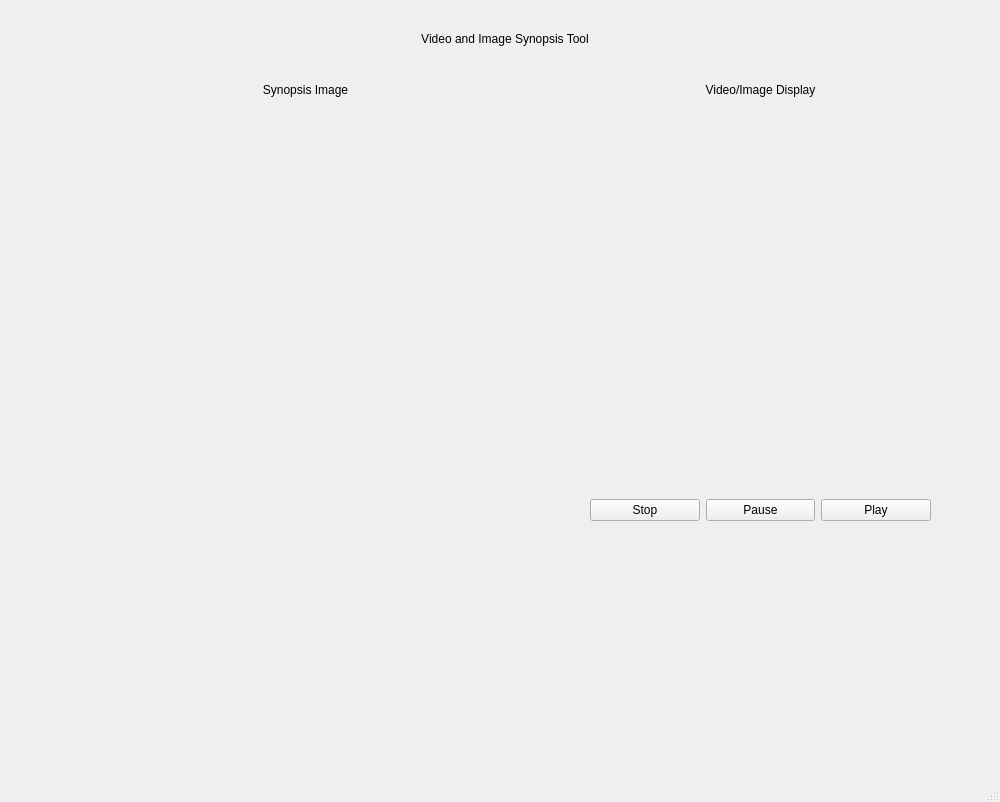
First picture: the form in gui/gui.ui, repository rhnkrnwt/Video-Synopsis, before the edit.
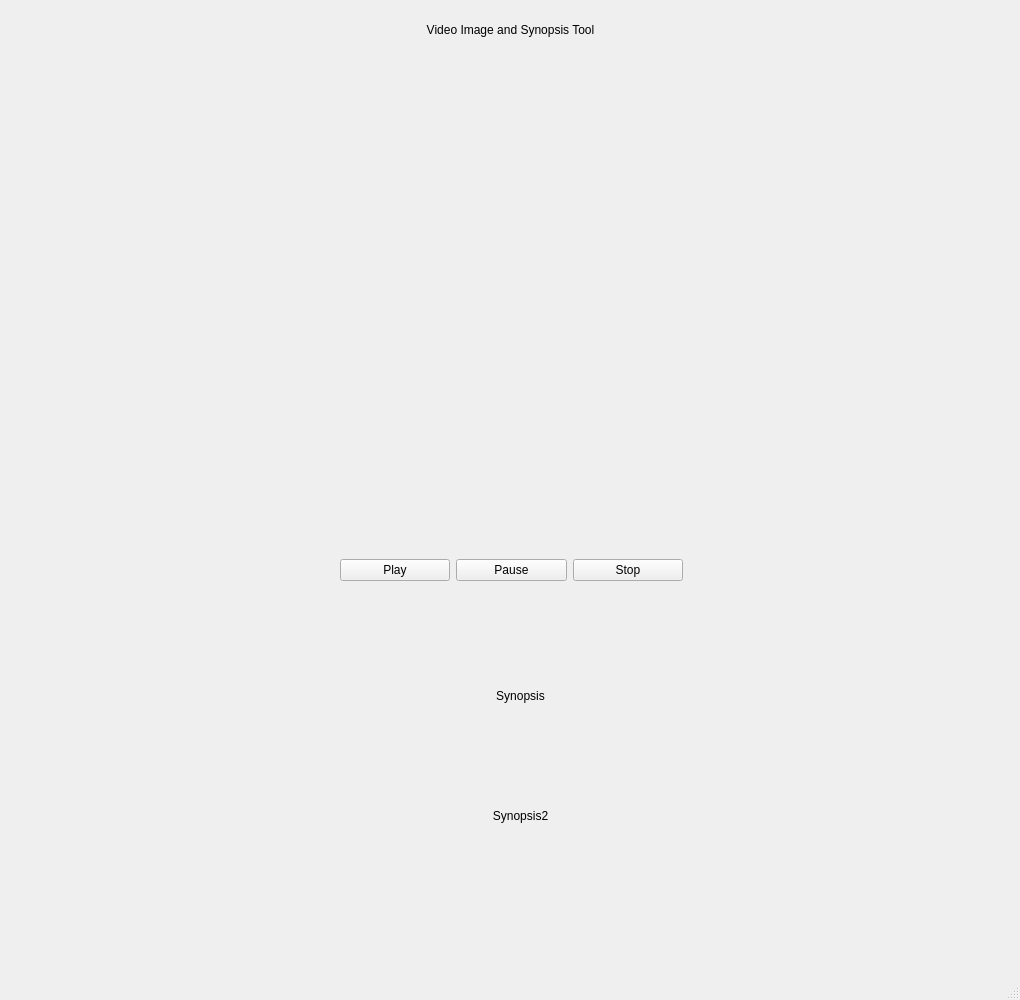
Second picture: the form after the edit.

Patch:
```diff
--- a/gui/gui.ui
+++ b/gui/gui.ui
@@ -6,8 +6,8 @@
    <rect>
     <x>0</x>
     <y>0</y>
-    <width>1000</width>
-    <height>802</height>
+    <width>1020</width>
+    <height>1000</height>
    </rect>
   </property>
   <property name="windowTitle">
@@ -17,27 +17,13 @@
    <widget class="QWidget" name="horizontalLayoutWidget">
     <property name="geometry">
      <rect>
-      <x>590</x>
-      <y>470</y>
-      <width>341</width>
+      <x>340</x>
+      <y>530</y>
+      <width>343</width>
       <height>80</height>
      </rect>
     </property>
     <layout class="QHBoxLayout" name="horizontalLayout">
-     <item>
-      <widget class="QPushButton" name="stopButton">
-       <property name="text">
-        <string>Stop</string>
-       </property>
-      </widget>
-     </item>
-     <item>
-      <widget class="QPushButton" name="pauseButton">
-       <property name="text">
-        <string>Pause</string>
-       </property>
-      </widget>
-     </item>
      <item>
       <widget class="QPushButton" name="playButton">
        <property name="text">
@@ -45,75 +31,79 @@
        </property>
       </widget>
      </item>
+     <item>
+      <widget class="QPushButton" name="pauseButton">
+       <property name="text">
+        <string>Pause</string>
+       </property>
+      </widget>
+     </item>
+     <item>
+      <widget class="QPushButton" name="stopButton">
+       <property name="text">
+        <string>Stop</string>
+       </property>
+      </widget>
+     </item>
     </layout>
    </widget>
    <widget class="QLabel" name="mainLabel">
     <property name="geometry">
      <rect>
       <x>410</x>
-      <y>0</y>
-      <width>190</width>
-      <height>78</height>
+      <y>20</y>
+      <width>201</width>
+      <height>20</height>
      </rect>
     </property>
     <property name="text">
-     <string>Video and Image Synopsis Tool</string>
+     <string>Video Image and Synopsis Tool</string>
     </property>
     <property name="alignment">
      <set>Qt::AlignCenter</set>
     </property>
    </widget>
-   <widget class="QWidget" name="playerWidget" native="true">
+   <widget class="QLabel" name="synopsisLabel">
     <property name="geometry">
      <rect>
-      <x>570</x>
-      <y>110</y>
-      <width>371</width>
-      <height>301</height>
+      <x>120</x>
+      <y>650</y>
+      <width>801</width>
+      <height>91</height>
      </rect>
     </property>
-   </widget>
-   <widget class="QWidget" name="synopsisWidget" native="true">
-    <property name="geometry">
-     <rect>
-      <x>60</x>
-      <y>109</y>
-      <width>471</width>
-      <height>441</height>
-     </rect>
+    <property name="text">
+     <string>Synopsis</string>
     </property>
+    <property name="alignment">
+     <set>Qt::AlignCenter</set>
+    </property>
    </widget>
    <widget class="QLabel" name="label">
     <property name="geometry">
      <rect>
-      <x>230</x>
-      <y>80</y>
-      <width>151</width>
-      <height>20</height>
+      <x>120</x>
+      <y>770</y>
+      <width>801</width>
+      <height>91</height>
      </rect>
     </property>
     <property name="text">
-     <string>Synopsis Image</string>
+     <string>Synopsis2</string>
     </property>
     <property name="alignment">
      <set>Qt::AlignCenter</set>
     </property>
    </widget>
-   <widget class="QLabel" name="label_2">
+   <widget class="QWidget" name="videoWidget" native="true">
     <property name="geometry">
      <rect>
-      <x>670</x>
-      <y>80</y>
-      <width>181</width>
-      <height>20</height>
+      <x>290</x>
+      <y>90</y>
+      <width>421</width>
+      <height>381</height>
      </rect>
     </property>
-    <property name="text">
-     <string>Video/Image Display</string>
-    </property>
-    <property name="alignment">
-     <set>Qt::AlignCenter</set>
-    </property>
    </widget>
   </widget>
   <widget class="QMenuBar" name="menubar">
```
Left out of the diff: 6 changed lines with no effect on the pictures.
